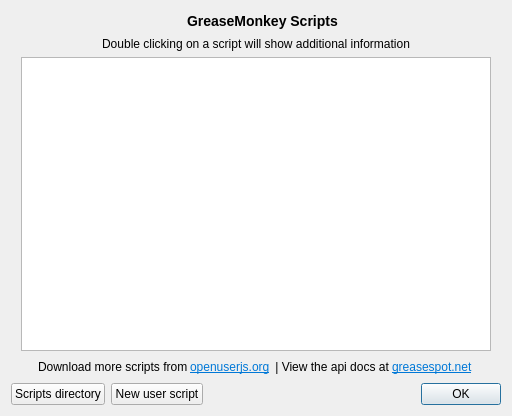
The window that src/plugins/GreaseMonkey/settings/gm_settings.ui (Tauzun/midori-web-) describes before a commit, drawn with Qt 5.
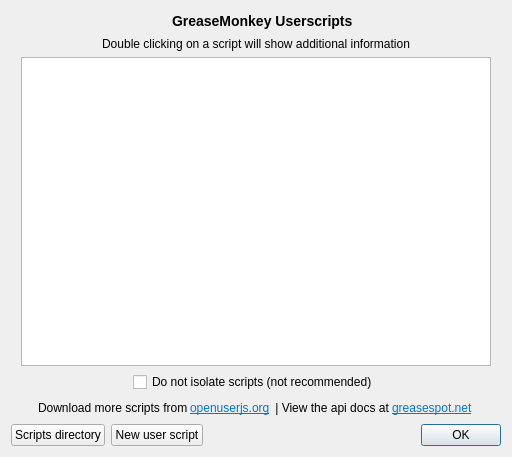
The same window after the commit. Custom widgets are drawn as their Qt base class.

```diff
--- a/src/plugins/GreaseMonkey/settings/gm_settings.ui
+++ b/src/plugins/GreaseMonkey/settings/gm_settings.ui
@@ -7,7 +7,7 @@
     <x>0</x>
     <y>0</y>
     <width>512</width>
-    <height>416</height>
+    <height>457</height>
    </rect>
   </property>
   <property name="windowTitle">
@@ -45,7 +45,7 @@
      <item>
       <widget class="QLabel" name="label_2">
        <property name="text">
-        <string>&lt;h3&gt;GreaseMonkey Scripts&lt;/h3&gt;</string>
+        <string>&lt;h3&gt;GreaseMonkey Userscripts&lt;/h3&gt;</string>
        </property>
       </widget>
      </item>
@@ -126,6 +126,20 @@
      </item>
     </layout>
    </item>
+   <item>
+    <layout class="QVBoxLayout" name="verticalLayout_2">
+     <item alignment="Qt::AlignHCenter">
+      <widget class="QCheckBox" name="isolationCheckBox">
+       <property name="cursor">
+        <cursorShape>PointingHandCursor</cursorShape>
+       </property>
+       <property name="text">
+        <string>Do not isolate scripts (not recommended)</string>
+       </property>
+      </widget>
+     </item>
+    </layout>
+   </item>
    <item>
     <layout class="QHBoxLayout" name="horizontalLayout_2">
      <property name="spacing">
```
